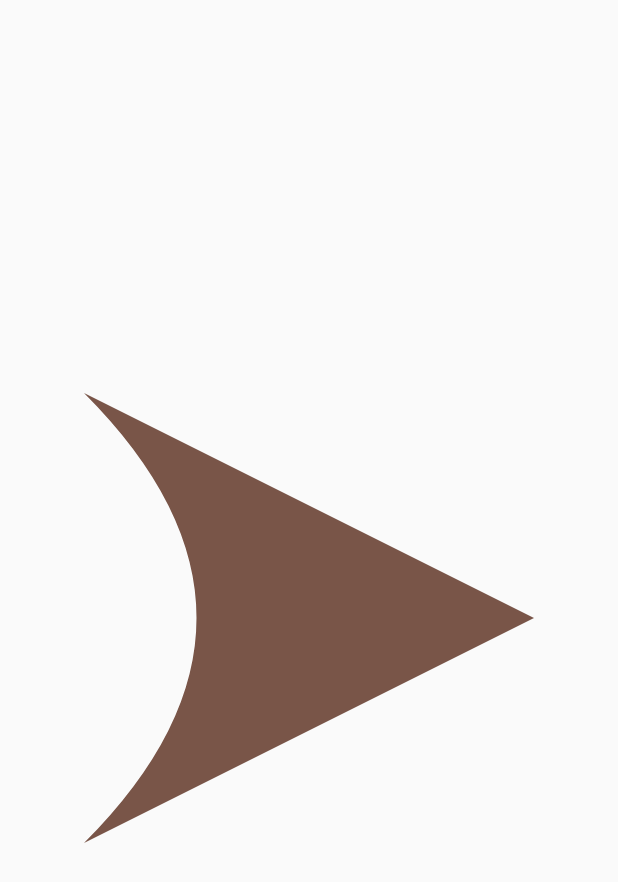
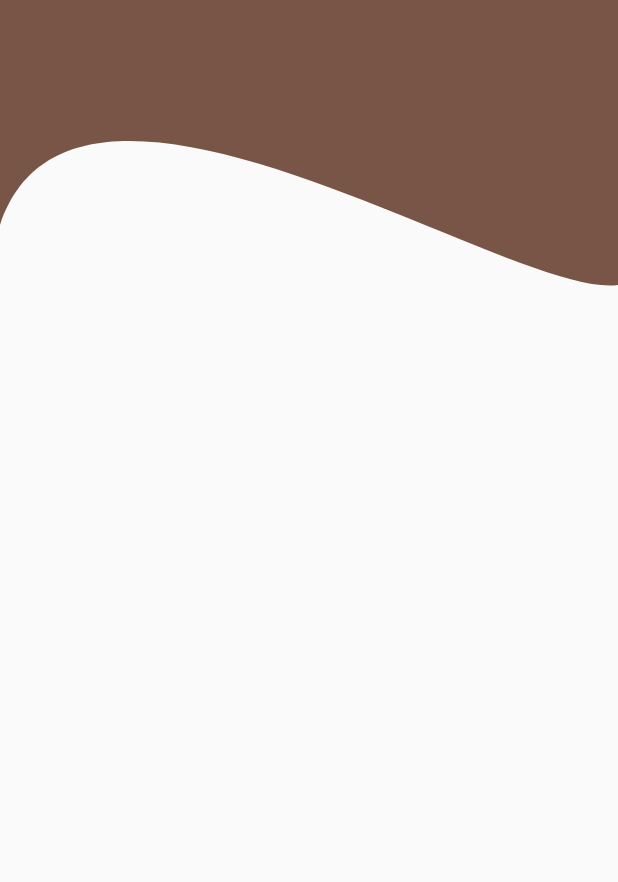
Before and after one commit to Mirzaazmath/flutter_clippath_clipper_example, a Flutter app: the screen it shows after launch, on a phone screen of 412 x 824 dp. Shown: the top 882 px of the screen. Run offline on Flutter 3.47's test engine with Material 2 defaults, Android fonts, the phone set to English and light mode, and no system bars.

Commit message:
Twelwth commit

```diff
--- a/lib/screens/clipperclass.dart
+++ b/lib/screens/clipperclass.dart
@@ -21,8 +21,12 @@ class MyClipper extends CustomClipper<Path>{
 
    Path path= Path();
    path.lineTo(0, 0);
-   path.quadraticBezierTo(size.width/2, size.height/2, 0,size.height);
-   path.lineTo(size.width, size.height/2);
+
+   path.lineTo(0, size.height-50);
+   // path.lineTo(size.width, size.height);
+   path.cubicTo(50, size.height-200, size.width-70, size.height, size.width, size.height-10);
+   path.lineTo(size.width, 0);
+
 
 
    path.close();
--- a/lib/screens/homescreen.dart
+++ b/lib/screens/homescreen.dart
@@ -6,15 +6,13 @@ class HomeScreen extends StatelessWidget {
   @override
   Widget build(BuildContext context) {
     return Scaffold(
-      body: Center(
-        child: ClipPath(
-          clipper: MyClipper(),
+      body: ClipPath(
+        clipper: MyClipper(),
 
-          child: Container(
-            height: 300,
-            width: 300,
-            color: Colors.brown,
-          ),
+        child: Container(
+          height: 200,
+          width: double.infinity,
+          color: Colors.brown,
         ),
       ),
 
```
Also changed, not shown: assets/result.png.
